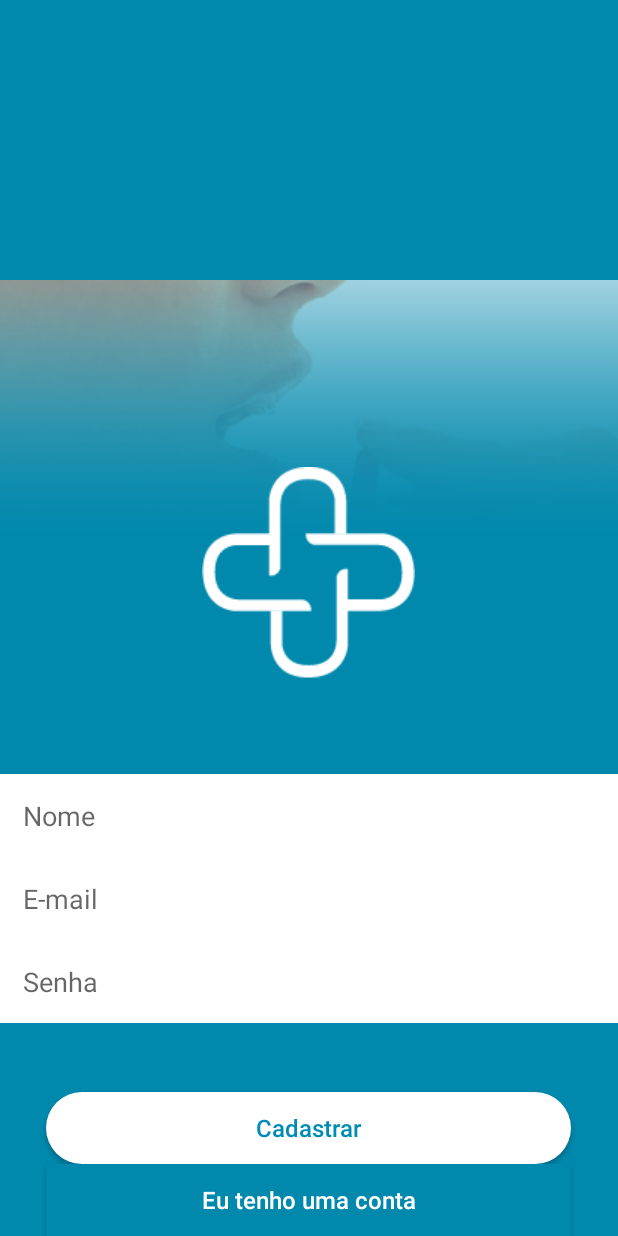
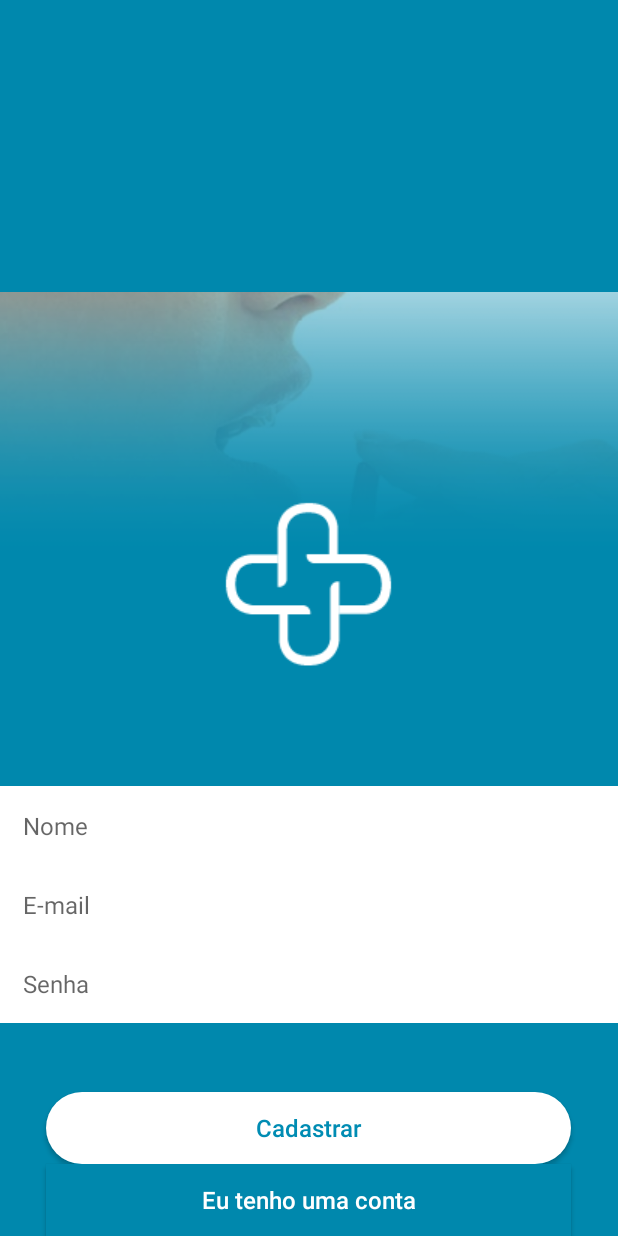
Before and after one commit to kevynwar1/Posologia, an Android app: the CadastroActivity screen opened directly, with no data from a screen before it, on a phone screen of 412 x 824 dp. Run offline under Robolectric (Android 15) with nearby library versions, the phone set to English and light mode, and no system bars.

Commit message:
Ajuste no Login e no Cadastro

```diff
--- a/Posologia/app/src/main/java/br/com/android/posologia/view/CadastroActivity.java
+++ b/Posologia/app/src/main/java/br/com/android/posologia/view/CadastroActivity.java
@@ -1,6 +1,7 @@
 package br.com.android.posologia.view;
 
 import android.content.Context;
+import android.content.Intent;
 import android.os.Handler;
 import android.os.Looper;
 import android.support.v7.app.AppCompatActivity;
@@ -27,6 +28,7 @@ public class CadastroActivity extends AppCompatActivity {
     private EditText edtEmail;
     private EditText edtSenha;
     private Button btnCadastrar;
+    private Button btnConta;
 
     WebService service;
     Usuario usuario;
@@ -35,11 +37,12 @@ public class CadastroActivity extends AppCompatActivity {
     protected void onCreate(Bundle savedInstanceState) {
         super.onCreate(savedInstanceState);
         setContentView(R.layout.activity_cadastro);
-///sd
+
         edtNome = (EditText) findViewById(R.id.edtNome);
         edtEmail = (EditText) findViewById(R.id.edtEmail);
         edtSenha = (EditText) findViewById(R.id.edtSenha);
         btnCadastrar = (Button) findViewById(R.id.btnCadastrar);
+        btnConta = (Button) findViewById(R.id.btnConta);
 
         btnCadastrar.setOnClickListener(new View.OnClickListener() {
             @Override
@@ -57,5 +60,13 @@ public class CadastroActivity extends AppCompatActivity {
                 finish();
             }
         });
+
+        btnConta.setOnClickListener(new View.OnClickListener() {
+            @Override
+            public void onClick(View v) {
+                Intent it = new Intent(CadastroActivity.this, LoginActivity.class);
+                startActivity(it);
+            }
+        });
     }
 }
--- a/Posologia/app/src/main/res/layout/activity_cadastro.xml
+++ b/Posologia/app/src/main/res/layout/activity_cadastro.xml
@@ -26,12 +26,14 @@
         android:layout_above="@+id/edtSenha"
         android:layout_alignParentStart="true"
         android:layout_marginBottom="0dp"
+        android:background="#FFF"
         android:ems="10"
+        android:fontFamily="sans-serif"
         android:hint="@string/lbl_email"
-        android:background="#FFF"
+        android:inputType="textEmailAddress"
         android:padding="15dp"
-        android:inputType="textEmailAddress"
-        android:textColor="#FFFFFF" />
+        android:textColor="#000"
+        android:textSize="16dp" />
 
     <EditText
         android:id="@+id/edtSenha"
@@ -40,12 +42,14 @@
         android:layout_above="@+id/btnCadastrar"
         android:layout_alignParentStart="true"
         android:layout_marginBottom="46dp"
+        android:background="#FFF"
         android:ems="10"
+        android:fontFamily="sans-serif"
         android:hint="@string/lbl_senha"
-        android:background="#FFF"
+        android:inputType="textPassword"
         android:padding="15dp"
-        android:inputType="textPassword"
-        android:textColor="#FFFFFF" />
+        android:textColor="#000"
+        android:textSize="16dp" />
 
     <Button
         android:id="@+id/btnCadastrar"
@@ -66,10 +70,12 @@
         android:layout_above="@+id/edtEmail"
         android:layout_alignParentStart="true"
         android:layout_marginBottom="0dp"
+        android:background="#FFF"
+        android:fontFamily="sans-serif"
         android:hint="@string/lbl_nome"
-        android:background="#FFF"
         android:padding="15dp"
-        android:textColor="#FFFFFF" />
+        android:textColor="#000000"
+        android:textSize="16dp" />
 
     <ImageView
         android:id="@+id/logotipo"
--- a/Posologia/app/src/main/res/values/strings.xml
+++ b/Posologia/app/src/main/res/values/strings.xml
@@ -7,6 +7,7 @@
     <string name="action_posologia">Nova Posologia</string>
 
     <string name="app_title_medicamento_new">Cadastro de Medicamento</string>
+    <string name="app_title_pessoa">Entrar</string>
     <string name="app_title_pessoa_new">Cadastro de Usuário</string>
     <string name="app_title_posologia_new">Cadastro de Posologia</string>
 
```
Also changed, not shown: Posologia/app/src/main/AndroidManifest.xml (+6 -2 lines), Posologia/app/src/main/java/br/com/android/posologia/view/LoginActivity.java (+10 -4 lines), Posologia/app/src/main/res/drawable/medicamentos_branco_transparente.png, 1 other file.
